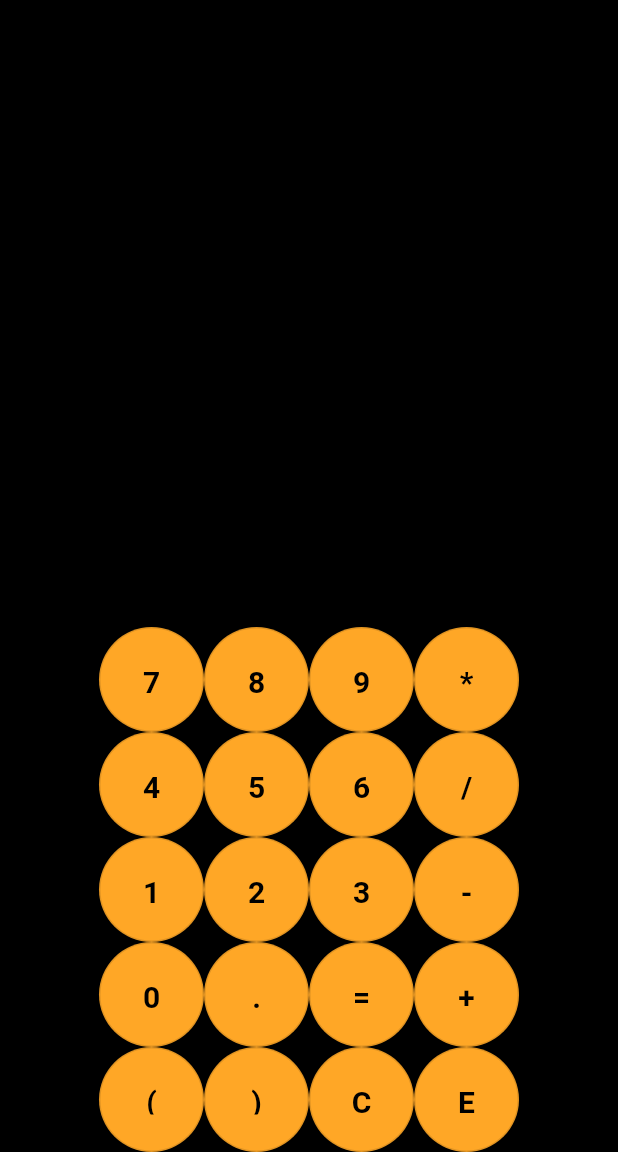
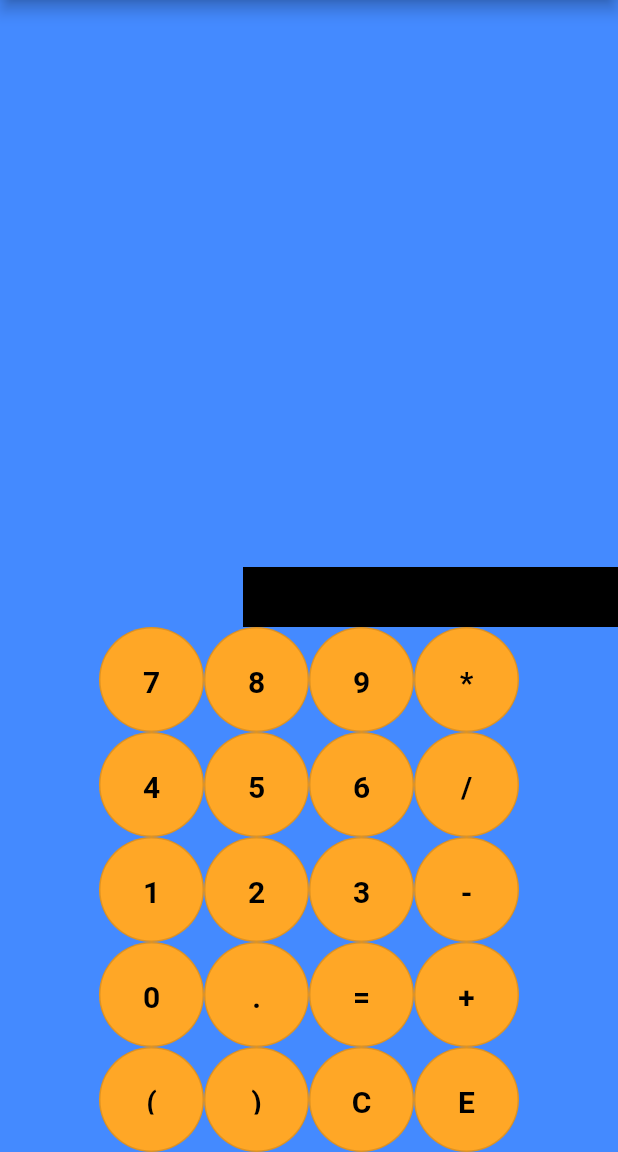
Before and after one commit to AbdulSattarSuleman/Calculator_App, a Flutter app: the screen it shows after launch, on a phone screen of 412 x 824 dp, the part 84-1236 px from its top. Run offline on Flutter 3.47's test engine with Material 2 defaults, Android fonts, the phone set to English and light mode, and no system bars; our stand-ins replace math_expressions.

Commit message:
Color: Change to blue

```diff
--- a/lib/main.dart
+++ b/lib/main.dart
@@ -69,7 +69,7 @@ class __CalculatorState extends State<_Calculator> {
   @override
   Widget build(BuildContext context) {
     return Scaffold(
-      backgroundColor: Colors.black,
+      backgroundColor: Colors.blueAccent,
       appBar: AppBar(
         // backgroundColor: Color(0x000),
         centerTitle: true,
```
